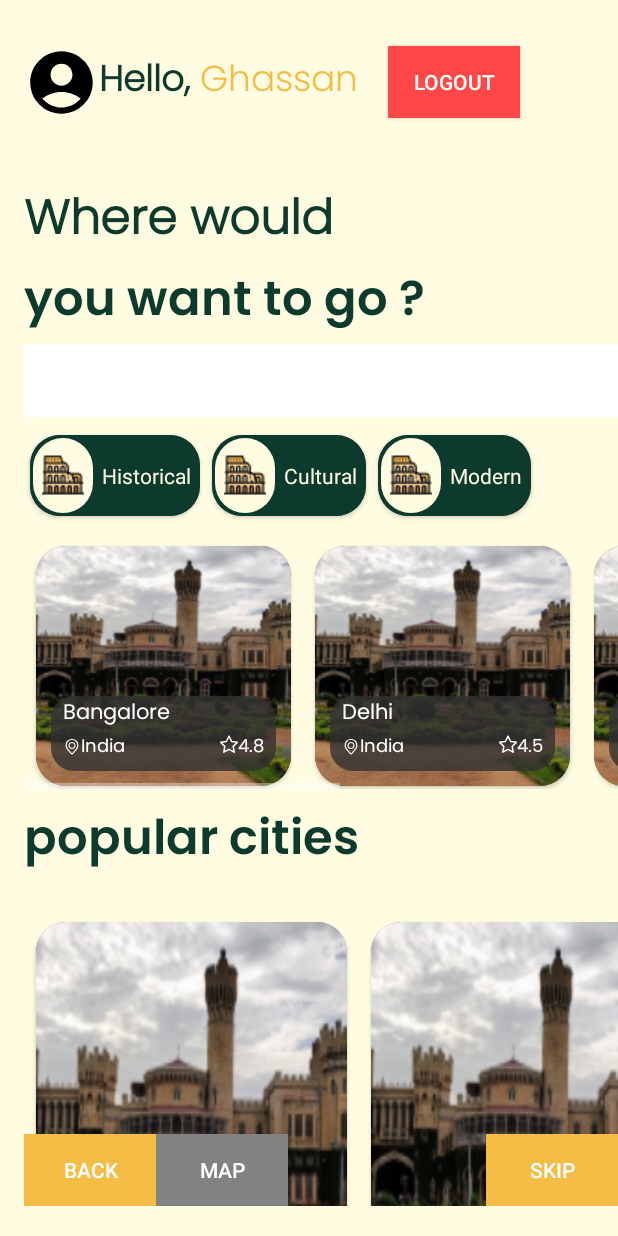
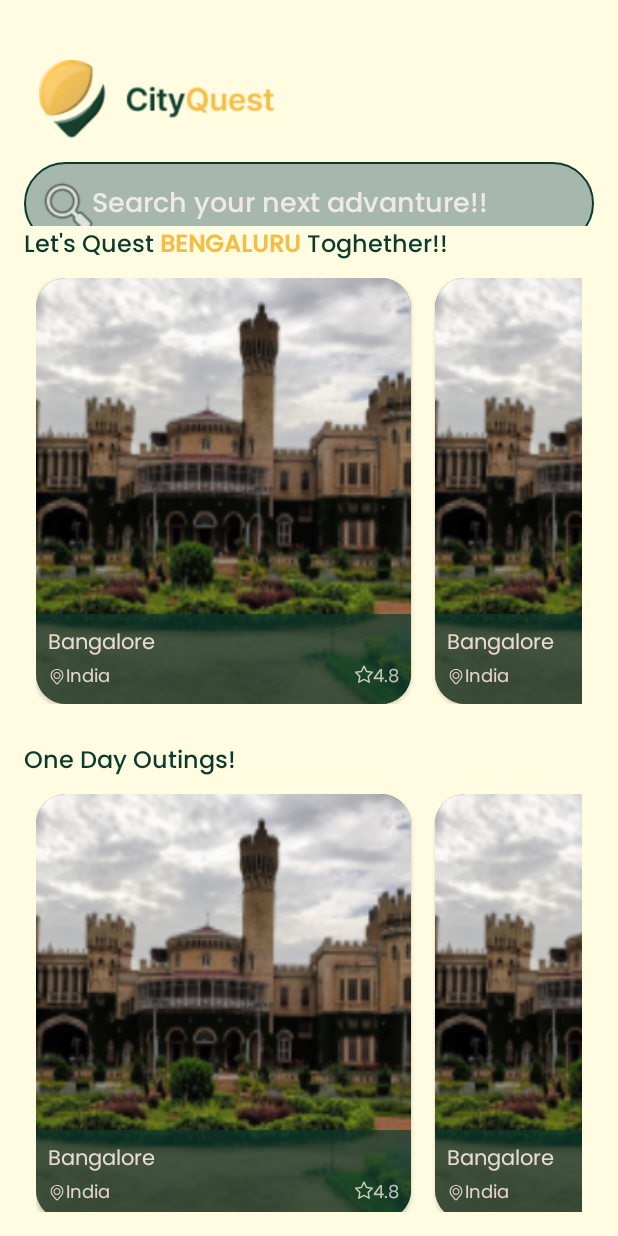
Before and after one commit to ABDULMAJEED7778/CityQuest, an Android app: the screen it shows after launch (DestinationActivity before the commit, ExploreAroundActivity after it), after a tap on "EXPLORE", on a phone screen of 412 x 824 dp. Run offline under Robolectric (Android 15) with nearby library versions, the phone set to English and light mode, and no system bars; our stand-ins replace Firebase (no records; nobody signed in at launch, a user with empty details on screens opened directly).

Commit message:
creating the explore activity

```diff
--- a/app/build.gradle.kts
+++ b/app/build.gradle.kts
@@ -48,6 +48,7 @@ dependencies {
     // Firebase
     implementation("com.google.firebase:firebase-auth:23.0.0")
     implementation("com.google.firebase:firebase-firestore:25.0.0")
+    implementation("androidx.gridlayout:gridlayout:1.0.0")
 
     // Local JAR/AAR files
 
--- a/app/src/main/AndroidManifest.xml
+++ b/app/src/main/AndroidManifest.xml
@@ -20,6 +20,11 @@
         <activity
             android:name=".DestinationDetailsActivity"
             android:exported="false"
+            />
+        <activity
+            android:name=".ExploreAroundActivity"
+            android:exported="false"
+            android:theme="@style/Theme.AppCompat.NoActionBar"
             />
         <activity
             android:name=".MapActivity"
--- /dev/null
+++ b/app/src/main/java/com/example/cityquest/ExploreAroundActivity.java
@@ -0,0 +1,24 @@
+package com.example.cityquest;
+
+import android.os.Bundle;
+
+import androidx.activity.EdgeToEdge;
+import androidx.appcompat.app.AppCompatActivity;
+import androidx.core.graphics.Insets;
+import androidx.core.view.ViewCompat;
+import androidx.core.view.WindowInsetsCompat;
+
+public class ExploreAroundActivity extends AppCompatActivity {
+    @Override
+    protected void onCreate(Bundle savedInstanceState) {
+        super.onCreate(savedInstanceState);
+        EdgeToEdge.enable(this);
+        setContentView(R.layout.activity_explore);
+
+//        ViewCompat.setOnApplyWindowInsetsListener(findViewById(R.id.main), (v, insets) -> {
+//            Insets systemBars = insets.getInsets(WindowInsetsCompat.Type.systemBars());
+//            v.setPadding(systemBars.left + 24, systemBars.top + 30, systemBars.right, systemBars.bottom + 30);
+//            return insets;
+//        });
+    }
+}
--- a/app/src/main/java/com/example/cityquest/MapActivity.java
+++ b/app/src/main/java/com/example/cityquest/MapActivity.java
@@ -18,45 +18,45 @@ public class MapActivity extends AppCompatActivity {
     OlaMapViewModel mapView;
 //    OlaMarkerOptions markerOptions;
 
-    @Override
-    protected void onCreate(Bundle savedInstanceState) {
-        super.onCreate(savedInstanceState);
-        setContentView(R.layout.activity_map);
-
-//         Initialize the map view
-        mapView = findViewById(R.id.mapView);
-
-
-        // Set up the map using the API key and callback
-        mapView.getMap(String.valueOf(R.string.api_key), new OlaMapCallback() {
-                @Override
-                public void onMapReady(OlaMap olaMap) {
-                    // Map is ready to use
-                }
-
-                @Override
-                public void onMapError(String error) {
-                    // Handle map error
-                }
-            },new MapControlSettings.Builder()
-                .setCompassEnabled(true)       // Enable compass
-                .setDoubleTapGesturesEnabled(true) // Enable double tap gestures
-                .setRotateGesturesEnabled(true) // Enable rotate gestures
-                .setScrollGesturesEnabled(true) // Enable scroll gestures
-                .setTiltGesturesEnabled(true)   // Enable tilt gestures
-                .setZoomGesturesEnabled(true)   // Enable zoom gestures
-                .build()
-        );
-//         markerOptions = new OlaMarkerOptions.Builder()
-//                 .setMarkerId("marker1")
-//                .setPosition(new OlaLatLng(18.52145653681468, 73.93178277572254,18.52145653681468))
-//                .setIsIconClickable(true)
-//                .setIconRotation(0f)
-//                .setIsAnimationEnable(true)
-//                .setIsInfoWindowDismissOnClick(true)
-//                .build();
-
-    }
+//    @Override
+//    protected void onCreate(Bundle savedInstanceState) {
+//        super.onCreate(savedInstanceState);
+//        setContentView(R.layout.activity_map);
+//
+////         Initialize the map view
+//        mapView = findViewById(R.id.mapView);
+//
+//
+//        // Set up the map using the API key and callback
+//        mapView.getMap(String.valueOf(R.string.api_key), new OlaMapCallback() {
+//                @Override
+//                public void onMapReady(OlaMap olaMap) {
+//                    // Map is ready to use
+//                }
+//
+//                @Override
+//                public void onMapError(String error) {
+//                    // Handle map error
+//                }
+//            },new MapControlSettings.Builder()
+//                .setCompassEnabled(true)       // Enable compass
+//                .setDoubleTapGesturesEnabled(true) // Enable double tap gestures
+//                .setRotateGesturesEnabled(true) // Enable rotate gestures
+//                .setScrollGesturesEnabled(true) // Enable scroll gestures
+//                .setTiltGesturesEnabled(true)   // Enable tilt gestures
+//                .setZoomGesturesEnabled(true)   // Enable zoom gestures
+//                .build()
+//        );
+////         markerOptions = new OlaMarkerOptions.Builder()
+////                 .setMarkerId("marker1")
+////                .setPosition(new OlaLatLng(18.52145653681468, 73.93178277572254,18.52145653681468))
+////                .setIsIconClickable(true)
+////                .setIconRotation(0f)
+////                .setIsAnimationEnable(true)
+////                .setIsInfoWindowDismissOnClick(true)
+////                .build();
+//
+//    }
 
 
 
--- a/app/src/main/java/com/example/cityquest/SignInActivity.java
+++ b/app/src/main/java/com/example/cityquest/SignInActivity.java
@@ -64,7 +64,7 @@ public class SignInActivity extends AppCompatActivity {
 
             @Override
             public void onClick(View v) {
-                Intent intent = new Intent(SignInActivity.this,DestinationActivity.class);
+                Intent intent = new Intent(SignInActivity.this, ExploreAroundActivity.class);
                 startActivity(intent);
                 overridePendingTransition(R.anim.slide_in_right, R.anim.slide_out_left);
             }
--- a/app/src/main/java/com/example/cityquest/exploreAroundActivity.java
+++ /dev/null
@@ -1,4 +0,0 @@
-package com.example.cityquest;
-
-public class exploreAroundActivity {
-}
--- /dev/null
+++ b/app/src/main/res/drawable/search_bar_desing.xml
@@ -0,0 +1,8 @@
+<?xml version="1.0" encoding="utf-8"?>
+<shape xmlns:android="http://schemas.android.com/apk/res/android">
+    <solid android:color="@color/primary_color_light" /> <!-- Background color (optional) -->
+    <stroke
+        android:width="1dp"
+        android:color="@color/primary_color"/> <!-- Border width and color -->
+    <corners android:radius="100dp"/> <!-- Rounded corners (optional) -->
+</shape>
--- /dev/null
+++ b/app/src/main/res/layout/activity_explore.xml
@@ -0,0 +1,216 @@
+<?xml version="1.0" encoding="utf-8"?>
+<androidx.constraintlayout.widget.ConstraintLayout xmlns:android="http://schemas.android.com/apk/res/android"
+    xmlns:app="http://schemas.android.com/apk/res-auto"
+    xmlns:tools="http://schemas.android.com/tools"
+    android:layout_width="match_parent"
+    android:layout_height="match_parent"
+    android:background="@color/background_color"
+    android:padding="16dp">
+
+
+    <androidx.cardview.widget.CardView
+        android:id="@+id/cardView2"
+        android:layout_width="match_parent"
+        android:layout_height="123dp"
+        android:layout_marginTop="24dp"
+        android:background="@color/design_default_color_background"
+        android:backgroundTint="@color/background_color"
+        app:cardElevation="0dp"
+        app:layout_constraintTop_toTopOf="parent"
+        tools:layout_editor_absoluteX="16dp">
+
+        <ImageView
+            android:id="@+id/imageView"
+            android:layout_width="177dp"
+            android:layout_height="52dp"
+            app:srcCompat="@drawable/applogo"
+            tools:layout_editor_absoluteX="-1dp"
+            tools:layout_editor_absoluteY="2dp" />
+
+        <AutoCompleteTextView
+            android:id="@+id/search_input"
+            android:layout_width="match_parent"
+            android:layout_height="wrap_content"
+            android:layout_marginTop="68dp"
+            android:background="@drawable/search_bar_desing"
+            android:focusable="true"
+            android:fontFamily="@font/poppins_medium"
+            android:hint="Search your next advanture!!"
+            android:importantForAccessibility="yes"
+            android:includeFontPadding="false"
+            android:padding="16dp"
+            android:paddingStart="45dp"
+            android:textColor="@android:color/black"
+            android:textColorHint="#EFE9E9"
+            app:layout_constraintTop_toTopOf="@+id/imageView"
+            tools:layout_editor_absoluteX="16dp" />
+
+        <ImageView
+            android:id="@+id/imageView2"
+            android:layout_width="43dp"
+            android:layout_height="45dp"
+            android:layout_marginStart="8dp"
+            android:layout_marginTop="75dp"
+            app:srcCompat="@android:drawable/ic_menu_search" />
+
+    </androidx.cardview.widget.CardView>
+
+    <ScrollView
+        android:layout_width="match_parent"
+        android:layout_height="wrap_content"
+        app:layout_constraintBottom_toBottomOf="parent"
+        app:layout_constraintTop_toBottomOf="@+id/cardView2"
+        tools:layout_editor_absoluteX="16dp">
+
+        <LinearLayout
+            android:layout_width="match_parent"
+            android:layout_height="wrap_content"
+            android:background="@color/background_color"
+            android:orientation="vertical">
+
+            <LinearLayout
+                android:layout_width="match_parent"
+                android:layout_height="match_parent"
+                android:orientation="horizontal">
+
+                <TextView
+                    android:layout_width="wrap_content"
+                    android:layout_height="wrap_content"
+                    android:fontFamily="@font/poppins_medium"
+                    android:text="Let's Quest "
+                    android:textAllCaps="false"
+                    android:textColor="@color/primary_color"
+                    android:textSize="16sp" />
+
+                <TextView
+                    android:id="@+id/textView3"
+                    android:layout_width="wrap_content"
+                    android:layout_height="wrap_content"
+                    android:fontFamily="@font/poppins_medium"
+                    android:text="Bengaluru"
+                    android:textAllCaps="true"
+                    android:textColor="@color/secondary_color"
+                    android:textSize="16sp"
+                    android:textStyle="bold" />
+
+                <TextView
+                    android:id="@+id/textView4"
+                    android:layout_width="wrap_content"
+                    android:layout_height="wrap_content"
+                    android:fontFamily="@font/poppins_medium"
+                    android:text=" Toghether!!"
+                    android:textColor="@color/primary_color"
+                    android:textSize="16sp" />
+
+            </LinearLayout>
+
+            <ScrollView
+                android:layout_width="match_parent"
+                android:layout_height="300dp">
+
+                <LinearLayout
+                    android:layout_width="match_parent"
+                    android:layout_height="wrap_content"
+                    android:orientation="horizontal"
+                    android:padding="8dp">
+
+                    <include
+                        layout="@layout/explore_scroll_one"
+                        android:layout_width="250dp"
+                        android:layout_height="284dp"
+                        android:layout_marginEnd="16dp"
+                        android:layout_weight="0" />
+
+
+                    <include
+                        layout="@layout/explore_scroll_one"
+                        android:layout_width="250dp"
+                        android:layout_height="match_parent"
+                        android:layout_marginEnd="16dp"
+                        android:layout_weight="0" />
+
+                    <include
+                        layout="@layout/explore_scroll_one"
+                        android:layout_width="250dp"
+                        android:layout_height="match_parent"
+                        android:layout_marginEnd="16dp"
+                        android:layout_weight="0" />
+
+                    <include
+                        layout="@layout/explore_scroll_one"
+                        android:layout_width="250dp"
+                        android:layout_height="match_parent"
+                        android:layout_marginEnd="16dp"
+                        android:layout_weight="0" />
+
+                    <include
+                        layout="@layout/explore_scroll_one"
+                        android:layout_width="250dp"
+                        android:layout_height="match_parent"
+                        android:layout_marginEnd="16dp"
+                        android:layout_weight="0" />
+                </LinearLayout>
+            </ScrollView>
+
+            <TextView
+                android:layout_width="wrap_content"
+                android:layout_height="wrap_content"
+                android:layout_marginTop="17dp"
+                android:fontFamily="@font/poppins_medium"
+                android:text="One Day Outings!"
+                android:textAllCaps="false"
+                android:textColor="@color/primary_color"
+                android:textSize="16sp" />
+
+            <ScrollView
+                android:layout_width="match_parent"
+                android:layout_height="300dp">
+
+                <LinearLayout
+                    android:layout_width="match_parent"
+                    android:layout_height="wrap_content"
+                    android:orientation="horizontal"
+                    android:padding="8dp">
+
+                    <include
+                        layout="@layout/explore_scroll_one"
+                        android:layout_width="250dp"
+                        android:layout_height="284dp"
+                        android:layout_marginEnd="16dp"
+                        android:layout_weight="0" />
+
+
+                    <include
+                        layout="@layout/explore_scroll_one"
+                        android:layout_width="250dp"
+                        android:layout_height="match_parent"
+                        android:layout_marginEnd="16dp"
+                        android:layout_weight="0" />
+
+                    <include
+                        layout="@layout/explore_scroll_one"
+                        android:layout_width="250dp"
+                        android:layout_height="match_parent"
+                        android:layout_marginEnd="16dp"
+                        android:layout_weight="0" />
+
+                    <include
+                        layout="@layout/explore_scroll_one"
+                        android:layout_width="250dp"
+                        android:layout_height="match_parent"
+                        android:layout_marginEnd="16dp"
+                        android:layout_weight="0" />
+
+                    <include
+                        layout="@layout/explore_scroll_one"
+                        android:layout_width="250dp"
+                        android:layout_height="match_parent"
+                        android:layout_marginEnd="16dp"
+                        android:layout_weight="0" />
+                </LinearLayout>
+            </ScrollView>
+
+        </LinearLayout>
+    </ScrollView>
+
+</androidx.constraintlayout.widget.ConstraintLayout>
--- /dev/null
+++ b/app/src/main/res/layout/explore_scroll_one.xml
@@ -0,0 +1,91 @@
+<androidx.cardview.widget.CardView xmlns:android="http://schemas.android.com/apk/res/android"
+    xmlns:app="http://schemas.android.com/apk/res-auto"
+    android:layout_width="250dp"
+    android:layout_height="300dp"
+    app:cardCornerRadius="20dp"
+    >
+    <RelativeLayout
+        android:id="@+id/city_item_popular_rl"
+        android:layout_width="match_parent"
+        android:layout_height="match_parent"
+        android:background="@drawable/bangalore"
+        android:paddingBottom="0dp">
+
+        <LinearLayout
+            android:layout_width="match_parent"
+            android:layout_height="60dp"
+            android:layout_alignParentStart="true"
+            android:layout_alignParentBottom="true"
+            android:layout_marginStart="0dp"
+
+            android:layout_marginBottom="0dp"
+            android:alpha="0.7"
+            android:background="@color/primary_color"
+            android:orientation="vertical"
+            android:padding="8dp">
+
+
+            <TextView
+                android:id="@+id/CityName_popular_cities"
+                android:layout_width="match_parent"
+                android:layout_height="wrap_content"
+                android:fontFamily="@font/poppins_regular"
+                android:text="Bangalore"
+                android:textColor="@color/white"
+                android:textSize="14sp"
+
+                />
+
+            <RelativeLayout
+                android:layout_width="match_parent"
+                android:layout_height="wrap_content">
+
+                <ImageView
+                    android:id="@+id/location_icon_popular_cities"
+                    android:layout_width="wrap_content"
+                    android:layout_height="wrap_content"
+                    android:layout_centerVertical="true"
+                    android:src="@drawable/location_icon" />
+
+                <TextView
+                    android:id="@+id/CountryName_popular_cities"
+                    android:layout_width="wrap_content"
+                    android:layout_height="wrap_content"
+                    android:layout_centerVertical="true"
+                    android:layout_gravity="start"
+                    android:layout_toRightOf="@id/location_icon_popular_cities"
+                    android:fontFamily="@font/poppins_regular"
+                    android:text="India"
+                    android:textColor="@color/white"
+                    android:textSize="12sp"
+
+                    />
+
+                <TextView
+                    android:id="@+id/rating_popular_cities"
+                    android:layout_width="wrap_content"
+                    android:layout_height="wrap_content"
+                    android:layout_alignParentEnd="true"
+                    android:layout_centerVertical="true"
+                    android:fontFamily="@font/poppins_regular"
+                    android:text="4.8"
+                    android:textColor="@color/white"
+                    android:textSize="12sp" />
+
+                <ImageView
+                    android:id="@+id/star_icon_city_category"
+                    android:layout_width="wrap_content"
+                    android:layout_height="wrap_content"
+                    android:layout_toLeftOf="@id/rating_popular_cities"
+                    android:paddingTop="2dp"
+                    android:src="@drawable/star_icon"
+
+                    />
+            </RelativeLayout>
+
+        </LinearLayout>
+
+    </RelativeLayout>
+
+
+</androidx.cardview.widget.CardView>
--- a/app/src/main/res/values/colors.xml
+++ b/app/src/main/res/values/colors.xml
@@ -1,6 +1,7 @@
 <?xml version="1.0" encoding="utf-8"?>
 <resources>
     <color name="primary_color">#0C3B2E</color>
+    <color name="primary_color_light">#a6b7ae</color>
     <color name="secondary_color">#f5bd45</color>
     <color name="light_gray">#E6E6E6</color>
     <color name="hintTextColor">#87846a</color>
```
